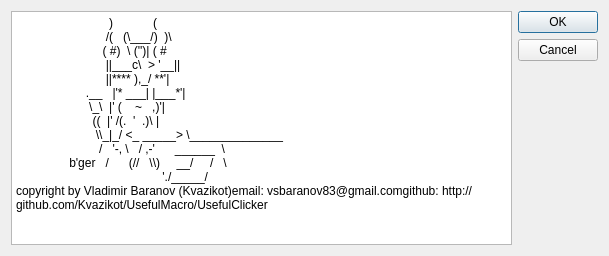
Above: UsefulClicker/aboutbox.ui from Kvazikot/UsefulMacro before the change. Below: the same form after it.
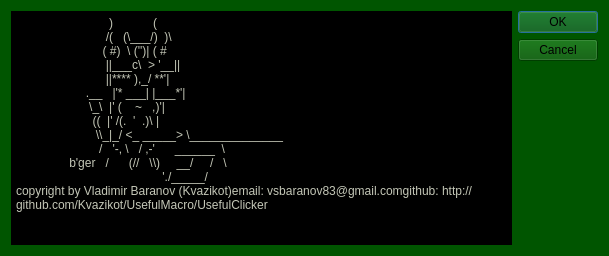
That is the form after the change.

The edit to the form file:
```diff
--- a/UsefulClicker/aboutbox.ui
+++ b/UsefulClicker/aboutbox.ui
@@ -13,9 +13,22 @@
   <property name="windowTitle">
    <string>About UsefulClicker</string>
   </property>
+  <property name="styleSheet">
+   <string notr="true">background-color: rgb(0, 85, 0);</string>
+  </property>
   <layout class="QHBoxLayout" name="horizontalLayout">
    <item>
     <widget class="QTextEdit" name="textEdit">
+     <property name="styleSheet">
+      <string notr="true">background-color: rgb(0, 0, 0);
+color: rgb(196, 199, 183);</string>
+     </property>
+     <property name="verticalScrollBarPolicy">
+      <enum>Qt::ScrollBarAlwaysOff</enum>
+     </property>
+     <property name="horizontalScrollBarPolicy">
+      <enum>Qt::ScrollBarAlwaysOff</enum>
+     </property>
      <property name="html">
       <string>&lt;!DOCTYPE HTML PUBLIC &quot;-//W3C//DTD HTML 4.0//EN&quot; &quot;http://www.w3.org/TR/REC-html40/strict.dtd&quot;&gt;
 &lt;html&gt;&lt;head&gt;&lt;meta name=&quot;qrichtext&quot; content=&quot;1&quot; /&gt;&lt;meta charset=&quot;utf-8&quot; /&gt;&lt;style type=&quot;text/css&quot;&gt;
```
